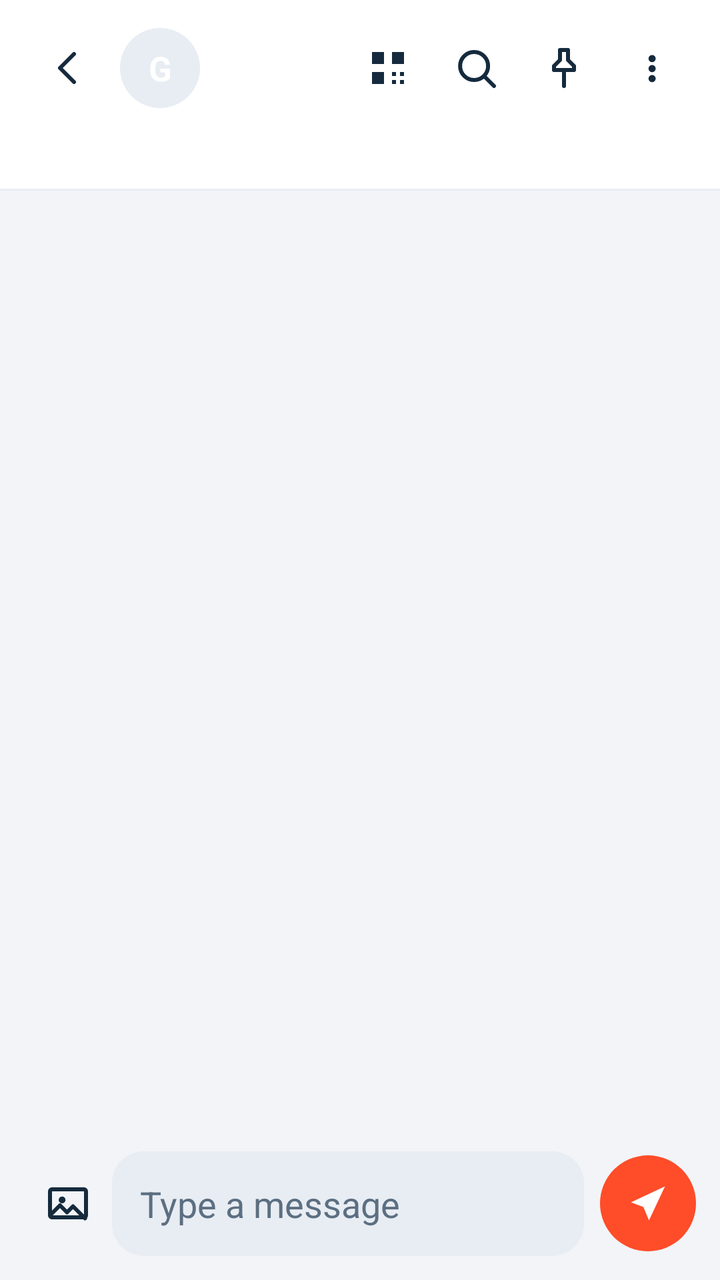
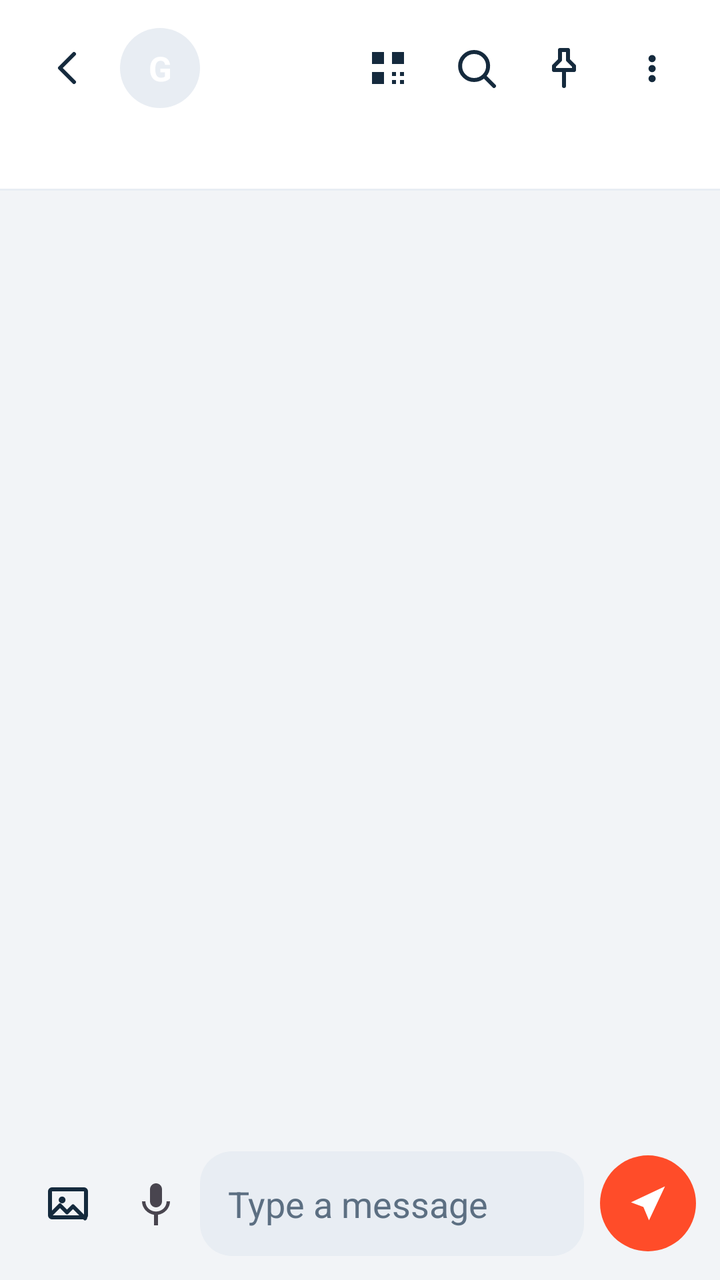

Two renders of the same Android screen: before a commit and after it. Below are the layout's source before the change and the commit's diff.
<!-- AndroidManifest.xml: application theme Theme.AirWave -->
<!-- res/layout/activity_group_chat.xml -->
<?xml version="1.0" encoding="utf-8"?>
<LinearLayout xmlns:android="http://schemas.android.com/apk/res/android"
    android:layout_width="match_parent"
    android:layout_height="match_parent"
    android:orientation="vertical">

    <LinearLayout
        android:layout_width="match_parent"
        android:layout_height="wrap_content"
        android:background="?attr/colorSurface"
        android:gravity="center_vertical"
        android:orientation="horizontal"
        android:padding="12dp">

        <ImageButton
            android:id="@+id/backButton"
            android:layout_width="44dp"
            android:layout_height="44dp"
            android:background="?attr/selectableItemBackgroundBorderless"
            android:contentDescription="@string/cancel"
            android:src="@drawable/ic_back" />

        <FrameLayout
            android:id="@+id/groupAvatar"
            android:layout_width="40dp"
            android:layout_height="40dp"
            android:layout_marginStart="4dp"
            android:background="@drawable/avatar_circle">

            <TextView
                android:id="@+id/groupInitial"
                android:layout_width="match_parent"
                android:layout_height="match_parent"
                android:gravity="center"
                android:text="G"
                android:textColor="@android:color/white"
                android:textSize="17sp"
                android:textStyle="bold" />
        </FrameLayout>

        <LinearLayout
            android:layout_width="0dp"
            android:layout_height="wrap_content"
            android:layout_marginStart="12dp"
            android:layout_weight="1"
            android:orientation="vertical">

            <TextView
                android:id="@+id/groupTitle"
                android:layout_width="wrap_content"
                android:layout_height="wrap_content"
                android:textColor="?attr/colorOnSurface"
                android:textSize="17sp"
                android:textStyle="bold" />

            <TextView
                android:id="@+id/groupSubtitle"
                android:layout_width="wrap_content"
                android:layout_height="wrap_content"
                android:textColor="?attr/colorOnSurfaceVariant"
                android:textSize="12sp" />

            <TextView
                android:id="@+id/typingText"
                android:layout_width="wrap_content"
                android:layout_height="wrap_content"
                android:textColor="?attr/colorPrimary"
                android:textSize="12sp"
                android:visibility="gone" />
        </LinearLayout>

        <ImageButton
            android:id="@+id/groupQrButton"
            android:layout_width="44dp"
            android:layout_height="44dp"
            android:background="?attr/selectableItemBackgroundBorderless"
            android:contentDescription="@string/group_qr_title"
            android:src="@drawable/ic_qr" />

        <ImageButton
            android:id="@+id/searchButton"
            android:layout_width="44dp"
            android:layout_height="44dp"
            android:background="?attr/selectableItemBackgroundBorderless"
            android:contentDescription="@string/search"
            android:src="@drawable/ic_search" />

        <ImageButton
            android:id="@+id/pinButton"
            android:layout_width="44dp"
            android:layout_height="44dp"
            android:background="?attr/selectableItemBackgroundBorderless"
            android:contentDescription="@string/pinned_messages"
            android:src="@drawable/ic_pin" />

        <ImageButton
            android:id="@+id/overflowButton"
            android:layout_width="44dp"
            android:layout_height="44dp"
            android:background="?attr/selectableItemBackgroundBorderless"
            android:contentDescription="@string/more_options"
            android:src="@drawable/ic_more" />
    </LinearLayout>

    <LinearLayout
        android:layout_width="match_parent"
        android:layout_height="wrap_content"
        android:background="?attr/colorSurface"
        android:gravity="center_vertical"
        android:orientation="horizontal"
        android:paddingStart="16dp"
        android:paddingEnd="16dp"
        android:paddingBottom="10dp">

        <TextView
            android:id="@+id/memberCount"
            android:layout_width="wrap_content"
            android:layout_height="wrap_content"
            android:layout_marginEnd="10dp"
            android:textColor="?attr/colorOnSurfaceVariant"
            android:textSize="12sp"
            android:textStyle="bold" />

        <HorizontalScrollView
            android:layout_width="0dp"
            android:layout_height="wrap_content"
            android:layout_weight="1"
            android:scrollbars="none">

            <LinearLayout
                android:id="@+id/membersRow"
                android:layout_width="wrap_content"
                android:layout_height="wrap_content"
                android:orientation="horizontal" />
        </HorizontalScrollView>
    </LinearLayout>

    <View
        android:layout_width="match_parent"
        android:layout_height="1dp"
        android:background="?attr/colorSurfaceVariant" />

    
    <LinearLayout
        android:id="@+id/searchBar"
        android:layout_width="match_parent"
        android:layout_height="wrap_content"
        android:background="?attr/colorSurface"
        android:gravity="center_vertical"
        android:orientation="horizontal"
        android:padding="8dp"
        android:visibility="gone">

        <EditText
            android:id="@+id/searchEdit"
            android:layout_width="0dp"
            android:layout_height="wrap_content"
            android:layout_weight="1"
            android:background="@drawable/bg_input"
            android:hint="@string/search_messages"
            android:imeOptions="actionSearch"
            android:inputType="text"
            android:maxLines="1"
            android:padding="10dp"
            android:textColor="?attr/colorOnSurface"
            android:textColorHint="?attr/colorOnSurfaceVariant" />

        <TextView
            android:id="@+id/searchCount"
            android:layout_width="wrap_content"
            android:layout_height="wrap_content"
            android:layout_marginStart="8dp"
            android:textColor="?attr/colorOnSurfaceVariant"
            android:textSize="12sp" />

        <ImageButton
            android:id="@+id/searchClose"
            android:layout_width="44dp"
            android:layout_height="44dp"
            android:background="?attr/selectableItemBackgroundBorderless"
            android:contentDescription="@string/cancel"
            android:src="@drawable/ic_close" />
    </LinearLayout>

    <LinearLayout
        android:id="@+id/replyBar"
        android:layout_width="match_parent"
        android:layout_height="wrap_content"
        android:background="@drawable/bg_quote"
        android:gravity="center_vertical"
        android:orientation="horizontal"
        android:padding="10dp"
        android:visibility="gone">

        <LinearLayout
            android:layout_width="0dp"
            android:layout_height="wrap_content"
            android:layout_weight="1"
            android:orientation="vertical">

            <TextView
                android:id="@+id/quoteSender"
                android:layout_width="wrap_content"
                android:layout_height="wrap_content"
                android:textColor="?attr/colorPrimary"
                android:textSize="12sp"
                android:textStyle="bold" />

            <TextView
                android:id="@+id/quoteText"
                android:layout_width="wrap_content"
                android:layout_height="wrap_content"
                android:layout_marginTop="2dp"
                android:ellipsize="end"
                android:maxLines="2"
                android:textColor="?attr/colorOnSurface"
                android:textSize="13sp" />
        </LinearLayout>

        <ImageButton
            android:id="@+id/replyClose"
            android:layout_width="44dp"
            android:layout_height="44dp"
            android:background="?attr/selectableItemBackgroundBorderless"
            android:contentDescription="@string/cancel"
            android:src="@drawable/ic_close" />
    </LinearLayout>

    <FrameLayout
        android:layout_width="match_parent"
        android:layout_height="0dp"
        android:layout_weight="1">

        <ListView
            android:id="@+id/messagesList"
            android:layout_width="match_parent"
            android:layout_height="match_parent"
            android:clipToPadding="false"
            android:divider="@null"
            android:dividerHeight="10dp"
            android:padding="16dp"
            android:stackFromBottom="true"
            android:transcriptMode="normal" />

        <LinearLayout
            android:id="@+id/messagesEmpty"
            android:layout_width="match_parent"
            android:layout_height="match_parent"
            android:gravity="center"
            android:orientation="vertical"
            android:visibility="gone">

            <ImageView
                android:layout_width="64dp"
                android:layout_height="64dp"
                android:src="@drawable/ic_empty_chat"
                android:tint="?attr/colorOnSurfaceVariant" />

            <TextView
                android:layout_width="wrap_content"
                android:layout_height="wrap_content"
                android:layout_marginTop="8dp"
                android:text="@string/no_messages"
                android:textColor="?attr/colorOnSurface"
                android:textSize="16sp"
                android:textStyle="bold" />
        </LinearLayout>
    </FrameLayout>

    <LinearLayout
        android:layout_width="match_parent"
        android:layout_height="wrap_content"
        android:gravity="center_vertical"
        android:orientation="horizontal"
        android:padding="12dp">

        <ImageButton
            android:id="@+id/imageButton"
            android:layout_width="44dp"
            android:layout_height="44dp"
            android:background="?attr/selectableItemBackgroundBorderless"
            android:contentDescription="@string/share_image"
            android:src="@drawable/ic_image" />

        <EditText
            android:id="@+id/messageEdit"
            android:layout_width="0dp"
            android:layout_height="wrap_content"
            android:layout_weight="1"
            android:background="@drawable/bg_input"
            android:hint="@string/type_message"
            android:imeOptions="actionSend"
            android:inputType="text"
            android:maxLines="4"
            android:padding="14dp"
            android:textColor="?attr/colorOnSurface"
            android:textColorHint="?attr/colorOnSurfaceVariant" />

        <ImageButton
            android:id="@+id/sendButton"
            android:layout_width="48dp"
            android:layout_height="48dp"
            android:layout_marginStart="8dp"
            android:background="@drawable/bg_badge"
            android:contentDescription="@string/send"
            android:padding="12dp"
            android:src="@drawable/ic_send" />
    </LinearLayout>
</LinearLayout>
<!-- resources referenced by this layout -->
<resources>
  <!-- drawable avatar_circle (drawable) -->
  <?xml version="1.0" encoding="utf-8"?>
  <shape xmlns:android="http://schemas.android.com/apk/res/android" android:shape="oval">
      <solid android:color="?attr/colorSurfaceVariant" />
  </shape>
  <!-- drawable bg_badge (drawable) -->
  <?xml version="1.0" encoding="utf-8"?>
  <shape xmlns:android="http://schemas.android.com/apk/res/android" android:shape="oval">
      <solid android:color="?attr/colorPrimary" />
  </shape>
  <!-- drawable bg_input (drawable) -->
  <?xml version="1.0" encoding="utf-8"?>
  <shape xmlns:android="http://schemas.android.com/apk/res/android" android:shape="rectangle">
      <corners android:radius="16dp" />
      <solid android:color="?attr/colorSurfaceVariant" />
  </shape>
  <!-- drawable bg_quote (drawable) -->
  <?xml version="1.0" encoding="utf-8"?>
  <shape xmlns:android="http://schemas.android.com/apk/res/android" android:shape="rectangle">
      <corners android:radius="16dp" />
      <solid android:color="?attr/colorSurfaceVariant" />
  </shape>
  <!-- drawable ic_send (drawable) -->
  <vector xmlns:android="http://schemas.android.com/apk/res/android"
      android:width="24dp" android:height="24dp"
      android:viewportWidth="24" android:viewportHeight="24">
      <path
          android:fillColor="#FFFFFF"
          android:pathData="M3.5,11.5L20.5,3.5l-8,17l-2.8,-6.7z M11.7,14.3l8.8,-10.8" />
  </vector>
  <string name="cancel">Cancel</string>
  <string name="group_qr_title">Group QR</string>
  <string name="more_options">More options</string>
  <string name="no_messages">No messages yet</string>
  <string name="pinned_messages">Pinned messages</string>
  <string name="search">Search</string>
  <string name="search_messages">Search messages</string>
  <string name="send">Send</string>
  <string name="share_image">Share image</string>
  <string name="type_message">Type a message</string>
  <style name="Theme.AirWave" parent="Theme.Material3.DayNight.NoActionBar">
          <item name="colorPrimary">@color/accent</item>
          <item name="colorOnPrimary">@android:color/white</item>
          <item name="android:windowBackground">@color/bg</item>
          <item name="colorSurface">@color/card</item>
          <item name="colorOnSurface">@color/text_primary</item>
          <item name="colorSurfaceVariant">@color/card2</item>
          <item name="colorOnSurfaceVariant">@color/text_secondary</item>
          <item name="android:windowAnimationStyle">@style/AirWaveWindowAnim</item>
          <item name="dialogCornerRadius">16dp</item>
      </style>
  <color name="accent">#FF4C29</color>
  <color name="bg">#F2F4F7</color>
  <color name="card">#FFFFFF</color>
  <color name="text_primary">#152A3D</color>
  <color name="card2">#E8EDF3</color>
  <color name="text_secondary">#5C6F82</color>
  <style name="AirWaveWindowAnim">
          <item name="android:activityOpenEnterAnimation">@anim/slide_in_right</item>
          <item name="android:activityOpenExitAnimation">@anim/slide_out_left</item>
          <item name="android:activityCloseEnterAnimation">@anim/slide_in_left</item>
          <item name="android:activityCloseExitAnimation">@anim/slide_out_right</item>
      </style>
  <!-- unchanged entries left out for length: 8 -->
</resources>

<!-- the commit's change to res/layout/activity_group_chat.xml (unified diff, before → after) -->
@@ -268,6 +268,44 @@
     </FrameLayout>
 
     <LinearLayout
+        android:id="@+id/recordBar"
+        android:layout_width="match_parent"
+        android:layout_height="wrap_content"
+        android:background="?attr/colorSurface"
+        android:gravity="center_vertical"
+        android:orientation="horizontal"
+        android:padding="12dp"
+        android:visibility="gone">
+
+        <TextView
+            android:layout_width="wrap_content"
+            android:layout_height="wrap_content"
+            android:text="●"
+            android:textColor="#FF3B30"
+            android:textSize="18sp" />
+
+        <TextView
+            android:id="@+id/recordTimer"
+            android:layout_width="0dp"
+            android:layout_height="wrap_content"
+            android:layout_marginStart="12dp"
+            android:layout_weight="1"
+            android:text="0:00"
+            android:textColor="?attr/colorOnSurface"
+            android:textSize="17sp" />
+
+        <ImageButton
+            android:id="@+id/recordStop"
+            android:layout_width="52dp"
+            android:layout_height="52dp"
+            android:background="@drawable/bg_badge"
+            android:contentDescription="@string/stop_recording"
+            android:padding="14dp"
+            android:src="@drawable/ic_send" />
+    </LinearLayout>
+
+    <LinearLayout
+        android:id="@+id/inputRow"
         android:layout_width="match_parent"
         android:layout_height="wrap_content"
         android:gravity="center_vertical"
@@ -281,6 +319,14 @@
             android:background="?attr/selectableItemBackgroundBorderless"
             android:contentDescription="@string/share_image"
             android:src="@drawable/ic_image" />
+
+        <ImageButton
+            android:id="@+id/micButton"
+            android:layout_width="44dp"
+            android:layout_height="44dp"
+            android:background="?attr/selectableItemBackgroundBorderless"
+            android:contentDescription="@string/voice_note"
+            android:src="@drawable/ic_mic" />
 
         <EditText
             android:id="@+id/messageEdit"
<!-- resource entries referenced after the edit -->
@@ -22,6 +22,18 @@
       <corners android:radius="16dp" />
       <solid android:color="?attr/colorSurfaceVariant" />
   </shape>
+  <!-- drawable ic_mic (drawable) -->
+  <?xml version="1.0" encoding="utf-8"?>
+  <vector xmlns:android="http://schemas.android.com/apk/res/android"
+      android:width="24dp"
+      android:height="24dp"
+      android:viewportWidth="24"
+      android:viewportHeight="24"
+      android:tint="?attr/colorControlNormal">
+      <path
+          android:fillColor="@android:color/white"
+          android:pathData="M12,14c1.66,0 3,-1.34 3,-3L15,5c0,-1.66 -1.34,-3 -3,-3S9,3.34 9,5v6c0,1.66 1.34,3 3,3zM17.3,11c0,3 -2.54,5.1 -5.3,5.1S6.7,14 6.7,11H5c0,3.41 2.72,6.23 6,6.72L11,21v2h2v-2l0,-3.28c3.28,-0.49 6,-3.31 6,-6.72h-1.7z" />
+  </vector>
   <!-- drawable ic_send (drawable) -->
   <vector xmlns:android="http://schemas.android.com/apk/res/android"
       android:width="24dp" android:height="24dp"
@@ -39,7 +51,9 @@
   <string name="search_messages">Search messages</string>
   <string name="send">Send</string>
   <string name="share_image">Share image</string>
+  <string name="stop_recording">Stop and send</string>
   <string name="type_message">Type a message</string>
+  <string name="voice_note">Voice note</string>
   <style name="Theme.AirWave" parent="Theme.Material3.DayNight.NoActionBar">
           <item name="colorPrimary">@color/accent</item>
           <item name="colorOnPrimary">@android:color/white</item>
@@ -50,6 +64,8 @@
           <item name="colorOnSurfaceVariant">@color/text_secondary</item>
           <item name="android:windowAnimationStyle">@style/AirWaveWindowAnim</item>
           <item name="dialogCornerRadius">16dp</item>
+          
+          <item name="alertDialogTheme">@style/ThemeOverlay.Material3.Dialog.Alert</item>
       </style>
   <color name="accent">#FF4C29</color>
   <color name="bg">#F2F4F7</color>
